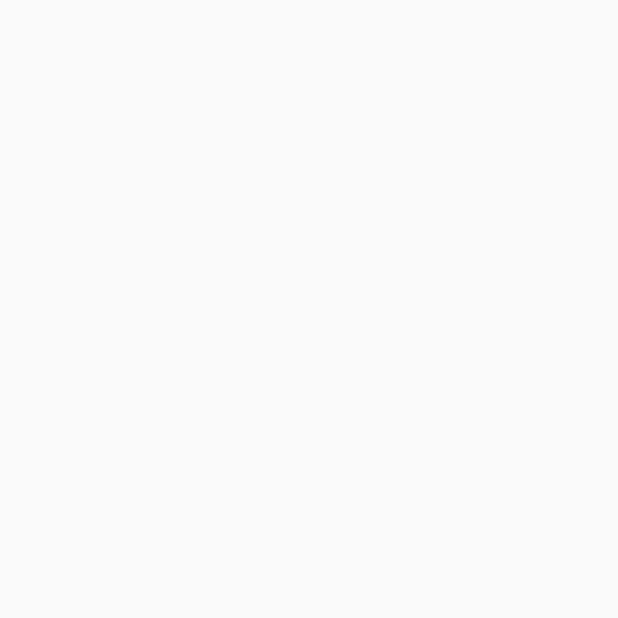
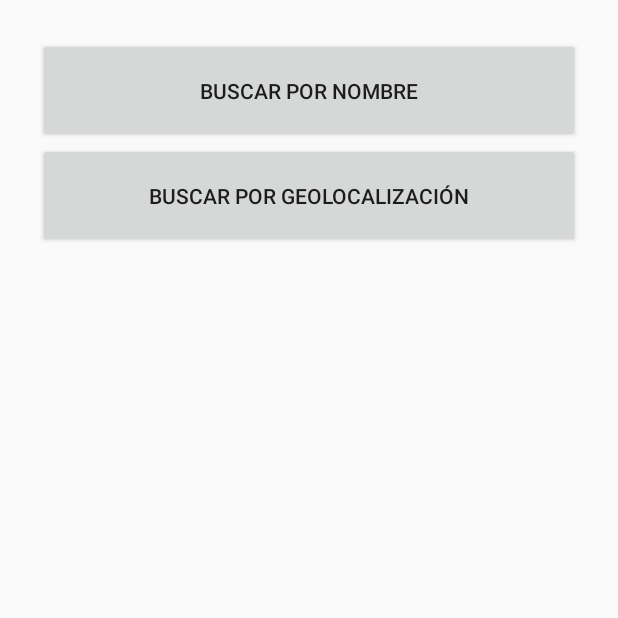
Before and after one commit to EzequielRamis/DAI-Ezequiel-Ramis, an Android app: the screen it shows after launch (MainActivity), on a phone screen of 412 x 824 dp, the top half of it. Before the commit the part shown is empty. Run offline under Robolectric (Android 15) with nearby library versions, the phone set to English and light mode, and no system bars.

Commit message:
first fragment

```diff
--- a/app/src/main/java/tp1/ezequiel_ramis/MainActivity.java
+++ b/app/src/main/java/tp1/ezequiel_ramis/MainActivity.java
@@ -3,13 +3,26 @@ package tp1.ezequiel_ramis;
 import android.content.Intent;
 import android.app.Activity;
 import android.os.Bundle;
+import android.app.FragmentManager;
+import android.app.FragmentTransaction;
+import android.app.Fragment;
 import android.view.View;
 
 public class MainActivity extends Activity {
+
+    FragmentManager fragmentManager;
+    FragmentTransaction fragmentTransaction;
 
     @Override
     protected void onCreate(Bundle savedInstanceState) {
         super.onCreate(savedInstanceState);
         setContentView(R.layout.activity_main);
+
+        fragmentManager=getFragmentManager();
+        Fragment searchTypeFr = new SearchTypeFragment();
+
+        fragmentTransaction = fragmentManager.beginTransaction();
+        fragmentTransaction.replace(R.id.holder, searchTypeFr);
+        fragmentTransaction.commit();
     }
 }
--- a/app/src/main/java/tp1/ezequiel_ramis/SearchTypeFragment.java
+++ b/app/src/main/java/tp1/ezequiel_ramis/SearchTypeFragment.java
@@ -3,14 +3,27 @@ package tp1.ezequiel_ramis;
 
 import android.os.Bundle;
 import android.app.Fragment;
+import android.util.Log;
 import android.view.LayoutInflater;
 import android.view.View;
 import android.view.ViewGroup;
+import android.widget.Button;
 
-public class SearchTypeFragment extends Fragment {
+public class SearchTypeFragment extends Fragment implements View.OnClickListener {
     @Override
     public View onCreateView(LayoutInflater inflater, ViewGroup container, Bundle savedInstanceState) {
-        // Inflate the layout for this fragment
-        return inflater.inflate(R.layout.fragment_search_type, container, false);
+        View view = inflater.inflate(R.layout.fragment_search_type, container, false);
+
+        Button byName = view.findViewById(R.id.byName);
+        Button byGeo = view.findViewById(R.id.byGeo);
+
+        byName.setOnClickListener(this);
+        byGeo.setOnClickListener(this);
+
+        return view;
+    }
+
+    public void onClick(View view){
+        Log.d("Boton apretado", String.valueOf(view.getId()));
     }
 }
--- a/app/src/main/res/layout/fragment_search_type.xml
+++ b/app/src/main/res/layout/fragment_search_type.xml
@@ -4,17 +4,19 @@
     android:layout_width="match_parent"
     android:layout_height="wrap_content"
     android:orientation="vertical"
-    tools:context=".SearchTypeFragment">
+    android:layout_margin="25dp">
 
     <Button
         android:layout_width="match_parent"
         android:layout_height="wrap_content"
         android:text="Buscar por Nombre"
-        android:padding="25dp"/>
+        android:padding="25dp"
+        android:id="@+id/byName"/>
     <Button
         android:layout_width="match_parent"
         android:layout_height="wrap_content"
         android:text="Buscar por Geolocalización"
-        android:padding="25dp"/>
+        android:padding="25dp"
+        android:id="@+id/byGeo"/>
 
 </LinearLayout>
```
